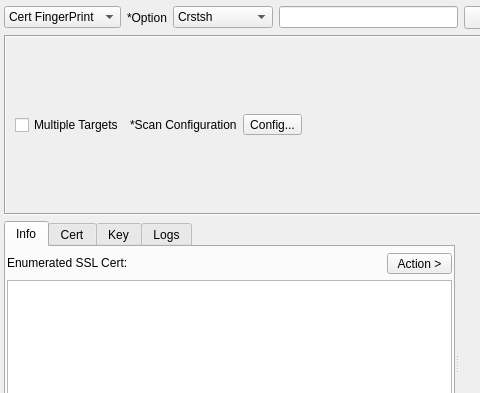
Above: sub3suite/src/enums/ssl/SSLEnum.ui from 3nock/OTE before the change; both pictures show x 0 to 480 and y 0 to 393 of the 634 by 504 pixel window. Below: the same form after it.
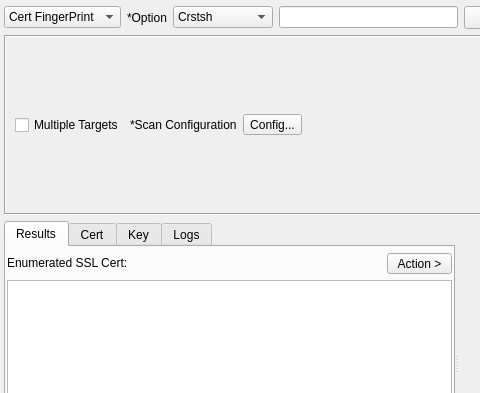
That is the form after the change. Custom widgets are drawn as their Qt base class.

Diff of the .ui file:
```diff
--- a/sub3suite/src/enums/ssl/SSLEnum.ui
+++ b/sub3suite/src/enums/ssl/SSLEnum.ui
@@ -175,7 +175,7 @@
       </property>
       <widget class="QWidget" name="tabInfo">
        <attribute name="title">
-        <string>Info</string>
+        <string>Results</string>
        </attribute>
        <layout class="QVBoxLayout" name="verticalLayout">
         <property name="leftMargin">
```
Left out of the diff: 2 changed lines with no effect on the pictures.
